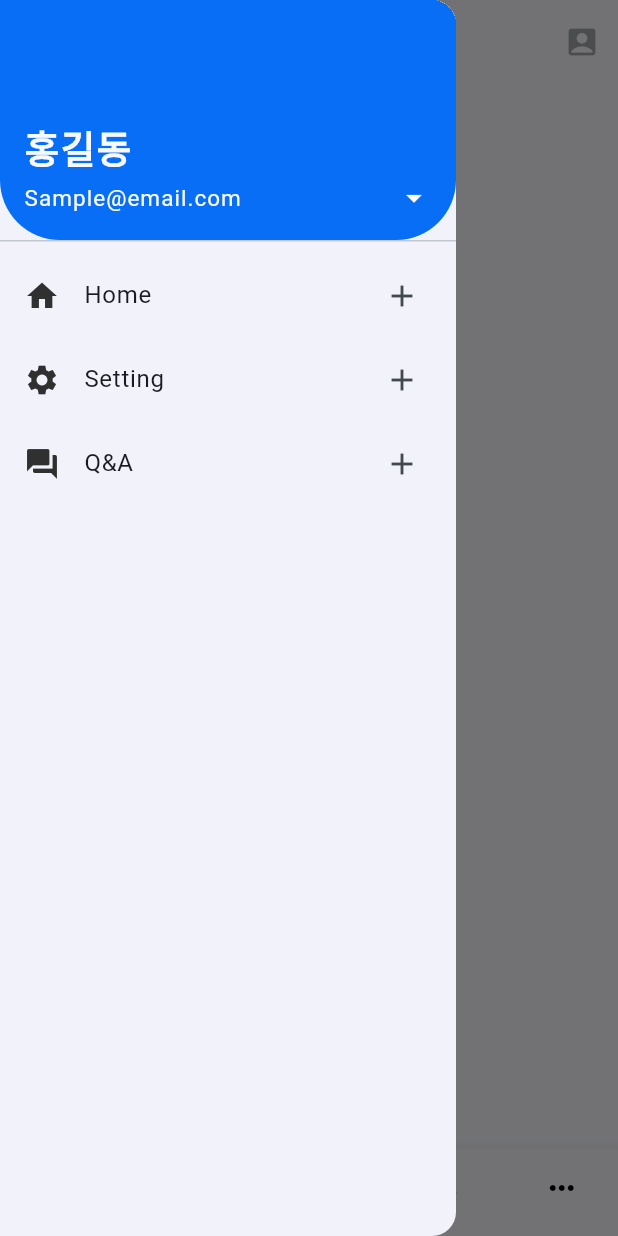
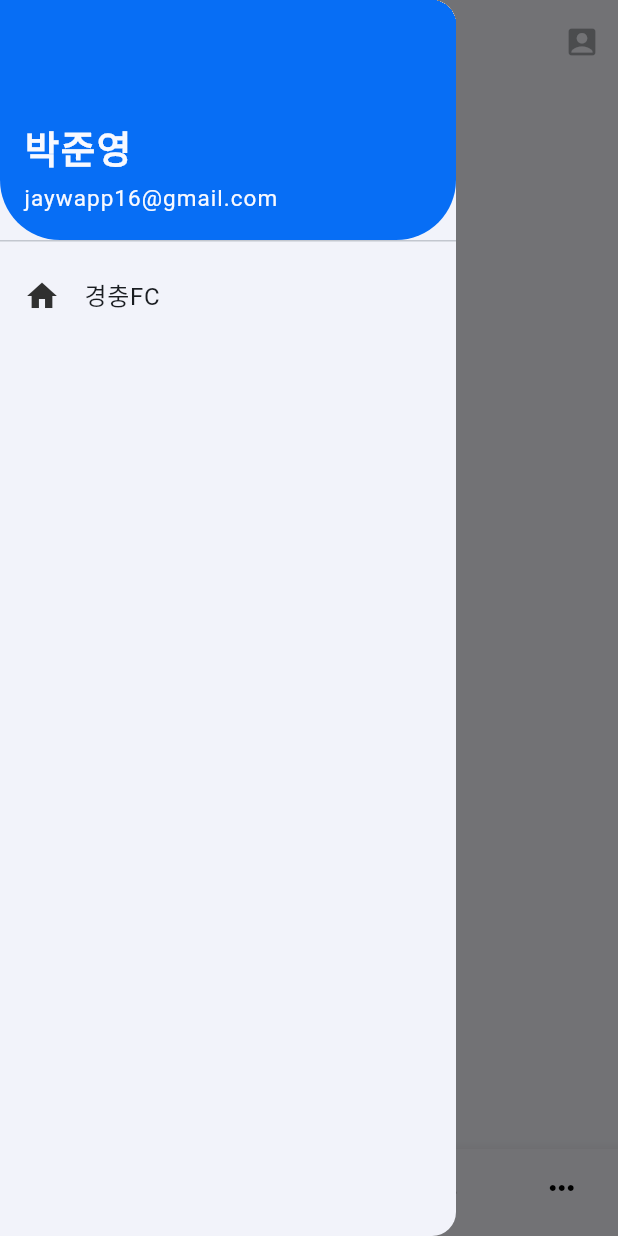
Before and after one commit to jaywapp/be-my-colleague, a Flutter app: the MyHomePage screen opened directly, with the side drawer open, on a phone screen of 412 x 824 dp. Run offline on Flutter 3.47's test engine with Material 3 defaults, Android fonts, the phone set to English and light mode, and no system bars.

Commit message:
add func navigation menu click

```diff
--- a/be_my_colleague/lib/main_screen.dart
+++ b/be_my_colleague/lib/main_screen.dart
@@ -1,3 +1,8 @@
+import 'package:be_my_colleague/model/Member.dart';
+import 'package:be_my_colleague/model/account.dart';
+import 'package:be_my_colleague/model/club.dart';
+import 'package:be_my_colleague/model/enums.dart';
+import 'package:be_my_colleague/model/schedule.dart';
 import 'package:flutter/material.dart';
 
 class MyHomePage extends StatefulWidget {
@@ -20,24 +25,60 @@ class MyHomePage extends StatefulWidget {
 
 class _MyHomePageState extends State<MyHomePage> {
   int _bottomItemIndex = 0;
+  Account _account = new Account('', '', []);
+  Club _selectedClub = new Club('', '', '', new DateTime(2011, 08, 16), [], []);
+
+  void changeClub(Club club) {
+    setState(() {
+      _selectedClub = club;
+    });
+    Navigator.pop(context); // Drawer 닫기
+  }
 
   @override
   Widget build(BuildContext context) {
+    // Sample datas ----------------------------------
+    List<Member> members = [
+      new Member(
+          '박준영', 'jaywapp16@gmail.com', '01076549816', Permission.president),
+      new Member(
+          '김총무', 'satgot@gmail.com', '01012345678', Permission.secretary),
+      new Member('홍회원', 'gildon@gmail.com', '01056781234', Permission.normal),
+    ];
+
+    List<String> participants = ['jaywapp16@gmail.com', 'satgot@gmail.com'];
+
+    List<Schedule> schedules = [
+      new Schedule('정규일정', '정규일정 입니다.', '세븐축구클럽', new DateTime(2024, 09, 29),
+          participants)
+    ];
+
+    List<Club> clubs = [
+      new Club('1234', '경충FC', '풋살을 즐겁게 하자', new DateTime(2011, 08, 16),
+          members, schedules)
+    ];
+
+    _account = new Account("박준영", "jaywapp16@gmail.com", clubs);
+
+    // Sample datas --------------------------------
+
     return Scaffold(
       appBar: AppBar(
         centerTitle: true,
-        title: Text(widget.title),
+        title: Text(_selectedClub.name),
         actions: [
           IconButton(icon: Icon(Icons.account_box_rounded), onPressed: null),
         ],
       ),
-      drawer:Drawer(
-        child: ListView(
-            padding: EdgeInsets.zero,
-            children: [
-              UserAccountsDrawerHeader(
+      drawer: Drawer(
+        child:
+            ListView.builder(
+                itemCount: _account.clubs.length + 1,
+                itemBuilder: (BuildContext ctx, int index) {
+                  if (index == 0) {
+                    return   UserAccountsDrawerHeader(
                       accountName: Text(
-                  '홍길동',
+                        _account.name,
                         style: TextStyle(
                           letterSpacing: 1.0,
                           fontSize: 25,
@@ -45,59 +86,36 @@ class _MyHomePageState extends State<MyHomePage> {
                         ),
                       ),
                       accountEmail: Text(
-                  'Sample@email.com',
+                        _account.mailAddress,
                         style: TextStyle(
                           letterSpacing: 0.7,
                           fontSize: 15,
                           fontWeight: FontWeight.normal,
                         ),
                       ),
-                onDetailsPressed: () {
-                  print('Arrow will rotate after clicking');
-                },
                       decoration: BoxDecoration(
-                  color:  Theme.of(context).colorScheme.primary,
+                        color: Theme.of(context).colorScheme.primary,
                         borderRadius: BorderRadius.only(
                           bottomLeft: Radius.circular(40.0),
                           bottomRight: Radius.circular(40.0),
                         ),
                       ),
-              ),
-              ListTile(
+                    );
+                  }
+                  else {
+                    return ListTile(
                       leading: Icon(
                         Icons.home,
                         color: Colors.grey[850],
                       ),
-                title: Text('Home'),
+                      title: Text(_account.clubs[index-1].name),
                       onTap: () {
-                  print('Home is clicked');
+                        changeClub(_account.clubs[index-1]);
                       },
-                trailing: Icon(Icons.add),
-              ),
-              ListTile(
-                leading: Icon(
-                  Icons.settings,
-                  color: Colors.grey[850],
-                ),
-                title: Text('Setting'),
-                onTap: () {
-                  print('Setting is clicked');
-                },
-                trailing: Icon(Icons.add),
-              ),
-              ListTile(
-                leading: Icon(
-                  Icons.question_answer,
-                  color: Colors.grey[850],
-                ),
-                title: Text('Q&A'),
-                onTap: () {
-                  print('Q&A is clicked');
-                },
-                trailing: Icon(Icons.add),
-              ),
-            ],
-          ),
+                    );
+                  }
+                }),
+
       ),
       bottomNavigationBar: BottomNavigationBar(
         items: const <BottomNavigationBarItem>[
--- a/be_my_colleague/lib/model/club.dart
+++ b/be_my_colleague/lib/model/club.dart
@@ -3,6 +3,7 @@ import 'package:be_my_colleague/model/schedule.dart';
 import 'package:flutter/material.dart';
 
 class Club {
+  String spreadID = '';
   String name = '';
   String description = '';
   DateTime created = new DateTime(1000, 1, 1, 0, 0, 0, 0, 0);
@@ -10,7 +11,8 @@ class Club {
   List<Member> members = [];
   List<Schedule> shedules = [];
 
-  Club(String name, String description, DateTime created, List<Member> members, List<Schedule> shedules){
+  Club(String spreadID, String name, String description, DateTime created, List<Member> members, List<Schedule> shedules){
+    this.spreadID = spreadID;
     this.name = name;
     this.description = description;
     this.created = created;
--- a/be_my_colleague/lib/model/schedule.dart
+++ b/be_my_colleague/lib/model/schedule.dart
@@ -6,13 +6,13 @@ class Schedule {
   String description = '';
   String location = '';
   DateTime dateTime = new DateTime(1000, 1, 1, 0, 0, 0, 0, 0);
-  List<Member> participants = [];
+  List<String> participantMails = [];
 
-  Schedule(String name, String description, String location, DateTime dateTime, List<Member> participants) {
+  Schedule(String name, String description, String location, DateTime dateTime, List<String> participantMails) {
     this.name = name;
     this.description = description;
     this.location = location;
     this.dateTime = dateTime;
-    this.participants = participants;
+    this.participantMails = participantMails;
   }
 }
```
Lines whose indentation alone changed are shown as unchanged.
